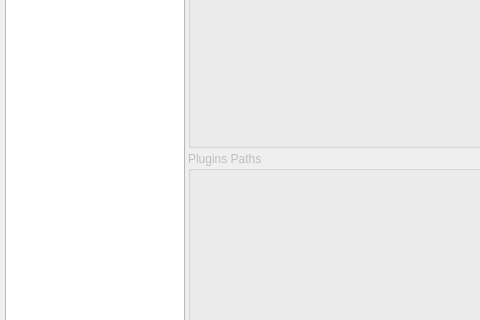
Qt form branches/pyraptor/src/ui/settings.ui (yag00/raptor) before a commit; both pictures show x 0 to 480 and y 173 to 493 of the 780 by 650 pixel window.
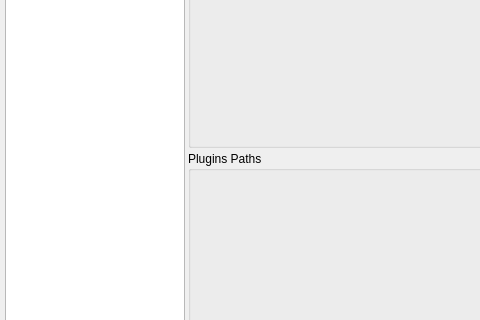
The same form after that commit. The open tabs and pages were chosen to show the change. Icons and pictures are not drawn. Custom widgets are drawn as their Qt base class.

Commit message: pyraptor : plugin path

Patch:
```diff
--- a/branches/pyraptor/src/ui/settings.ui
+++ b/branches/pyraptor/src/ui/settings.ui
@@ -484,7 +484,7 @@
      </widget>
      <widget class="QWidget" name="pPaths">
       <property name="enabled">
-       <bool>false</bool>
+       <bool>true</bool>
       </property>
       <layout class="QVBoxLayout">
        <property name="spacing">
@@ -495,6 +495,9 @@
        </property>
        <item>
         <widget class="PathListEditor" name="pleTranslationsPaths">
+         <property name="enabled">
+          <bool>false</bool>
+         </property>
          <property name="title">
           <string>Translations Paths</string>
          </property>
@@ -502,6 +505,9 @@
        </item>
        <item>
         <widget class="PathListEditor" name="plePluginsPaths">
+         <property name="enabled">
+          <bool>true</bool>
+         </property>
          <property name="title">
           <string>Plugins Paths</string>
          </property>
```
The commit also changes 2 other files.
